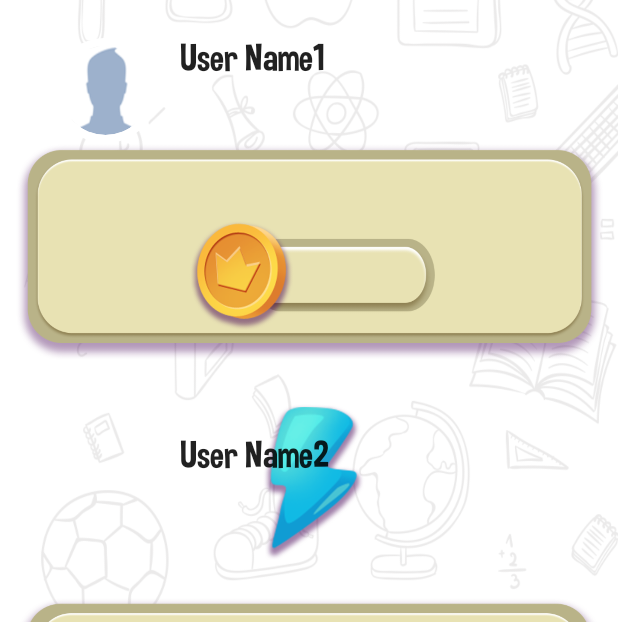
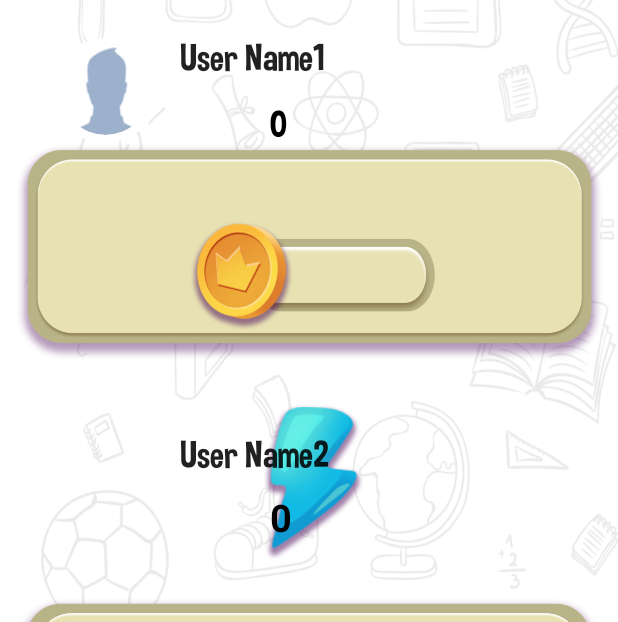
Before and after one commit to khacpv/altp, an Android app: the InfoScreen screen opened directly, with no data from a screen before it, after a tap on an icon or button, on a phone screen of 412 x 824 dp. Shown: the part 139-761 px from the top of the screen. Run offline under Robolectric (Android 15) with nearby library versions, the phone set to English and light mode, and no system bars; our stand-ins replace CircleImageView; libraries missing offline, so code that uses them is left out: com.facebook, com.facebook.login; pictures from the network do not load; 2 statements that could not run were skipped.

Commit message:
no message

```diff
--- a/Faster5/app/src/main/java/com/example/gcs/faster5/InfoScreen.java
+++ b/Faster5/app/src/main/java/com/example/gcs/faster5/InfoScreen.java
@@ -2,6 +2,7 @@ package com.example.gcs.faster5;
 
 import android.content.Context;
 import android.content.Intent;
+import android.content.SharedPreferences;
 import android.graphics.Typeface;
 import android.net.ConnectivityManager;
 import android.os.Bundle;
@@ -32,15 +33,15 @@ import java.util.List;
  * Created by Kien on 07/05/2016.
  */
 public class InfoScreen extends AppCompatActivity {
-
     public static String sUserFbId, sFullNameFb, sManualName;
+    public static int sGold;
     TextView mTextViewNameUser, mTextViewTopicFav, mTextViewAppName, mTextViewGold;
     ImageView mImageViewFbAvatar, logoutButtonImgV;
     RelativeLayout mRelativeLayoutBg;
     private RecyclerView mRecyclerView;
     private RecyclerView.Adapter mAdapter;
     private RecyclerView.LayoutManager mLayoutManager;
-    int mGold = 0;
+    public SharedPreferences prefs;
 
     @Override
     protected void onCreate(Bundle savedInstanceState) {
@@ -50,6 +51,8 @@ public class InfoScreen extends AppCompatActivity {
                 WindowManager.LayoutParams.FLAG_FULLSCREEN);
         getSupportActionBar().hide();
         setContentView(R.layout.info_screen);
+
+        prefs = getSharedPreferences("MyPrefs", Context.MODE_PRIVATE);
 
         Question.listQuestion = null;
 
@@ -80,11 +83,9 @@ public class InfoScreen extends AppCompatActivity {
 
         mTextViewGold = (TextView) findViewById(R.id.text_gold);
         mTextViewGold.setTypeface(font);
-        Bundle extrasName = getIntent().getExtras();
-        if (extrasName != null) {
-            mGold = extrasName.getInt("SCORE");
-        }
-        mTextViewGold.setText(Integer.toString(mGold));
+        sGold = prefs.getInt("Gold",0);
+        mTextViewGold.setText(Integer.toString(sGold));
+
         FacebookSdk.sdkInitialize(getApplicationContext(), new FacebookSdk.InitializeCallback() {
                     @Override
                     public void onInitialized() {
@@ -92,13 +93,8 @@ public class InfoScreen extends AppCompatActivity {
                         //this app, and this information is save in shared preferences and sets it during SDK initialization
                         AccessToken accessToken = AccessToken.getCurrentAccessToken();
                         if (accessToken == null) {
-
-                            Bundle extrasName = getIntent().getExtras();
-                            if (extrasName != null) {
-                                sManualName = extrasName.getString("NAME");
-                                mTextViewNameUser.setText(sManualName);
-
-                            }
+                            sManualName = prefs.getString("Name", "");
+                            mTextViewNameUser.setText(sManualName);
                         } else {
                             if (checkInternetConnection(InfoScreen.this)) {
                                 GetUserInfo();
--- a/Faster5/app/src/main/java/com/example/gcs/faster5/SearchOpponent.java
+++ b/Faster5/app/src/main/java/com/example/gcs/faster5/SearchOpponent.java
@@ -1,6 +1,8 @@
 package com.example.gcs.faster5;
 
+import android.content.Context;
 import android.content.Intent;
+import android.content.SharedPreferences;
 import android.graphics.Typeface;
 import android.os.Bundle;
 import android.support.v7.app.AppCompatActivity;
@@ -11,6 +13,7 @@ import android.widget.ImageButton;
 import android.widget.ImageView;
 import android.widget.RelativeLayout;
 import android.widget.TextView;
+
 import com.bumptech.glide.Glide;
 import com.facebook.AccessToken;
 import com.facebook.FacebookSdk;
@@ -21,7 +24,7 @@ import com.facebook.FacebookSdk;
 public class SearchOpponent extends AppCompatActivity {
 
     RelativeLayout mRelativeLayoutBg;
-    TextView mTextViewTopicName, mTextViewUserName1, mTextViewUserName2;
+    TextView mTextViewTopicName, mTextViewUserName1, mTextViewUserName2, mTextViewGold1, mTextViewGold2;
     ImageView mImageViewUserAvatar1, mImageViewUserAvatar2;
     ImageButton mImageButtonPlay;
     int mTopicId;
@@ -35,6 +38,7 @@ public class SearchOpponent extends AppCompatActivity {
                 WindowManager.LayoutParams.FLAG_FULLSCREEN);
         getSupportActionBar().hide();
         setContentView(R.layout.search_opponent);
+        SharedPreferences prefs = getSharedPreferences("MyPrefs", Context.MODE_PRIVATE);
 
         Bundle extrasName = getIntent().getExtras();
         if (extrasName != null) {
@@ -58,6 +62,10 @@ public class SearchOpponent extends AppCompatActivity {
         mTextViewUserName2 = (TextView) findViewById(R.id.text_username2);
         mTextViewUserName1.setTypeface(font);
         mTextViewUserName2.setTypeface(font);
+
+        mTextViewGold1 = (TextView) findViewById(R.id.text_gold1);
+        mTextViewGold1.setTypeface(font);
+        mTextViewGold1.setText(Integer.toString(prefs.getInt("Gold", 0)));
 
         mTextViewTopicName = (TextView) findViewById(R.id.text_topicname);
         mTextViewTopicName.setTypeface(font);
--- a/Faster5/app/src/main/res/layout/search_opponent.xml
+++ b/Faster5/app/src/main/res/layout/search_opponent.xml
@@ -86,4 +86,28 @@
         android:background="@null"
         android:scaleType="centerInside"
         android:src="@drawable/playbutton" />
+
+    <TextView
+        android:id="@+id/text_gold1"
+        android:layout_width="wrap_content"
+        android:layout_height="wrap_content"
+        android:layout_marginLeft="180dp"
+        android:layout_marginTop="160dp"
+        android:text="0"
+        android:textAppearance="?android:attr/textAppearanceLarge"
+        android:textColor="#000000"
+        android:textSize="25sp"
+        android:textStyle="bold" />
+
+    <TextView
+        android:id="@+id/text_gold2"
+        android:layout_width="wrap_content"
+        android:layout_height="wrap_content"
+        android:text="0"
+        android:textAppearance="?android:attr/textAppearanceLarge"
+        android:textColor="#000000"
+        android:textSize="25sp"
+        android:textStyle="bold"
+        android:layout_marginLeft="180dp"
+        android:layout_marginTop="420dp" />
 </RelativeLayout>
```
Also changed, not shown: Faster5/app/src/main/java/com/example/gcs/faster5/GameOver.java (+37 -22 lines), Faster5/app/src/main/java/com/example/gcs/faster5/LoginScreen.java (+19 -2 lines).
